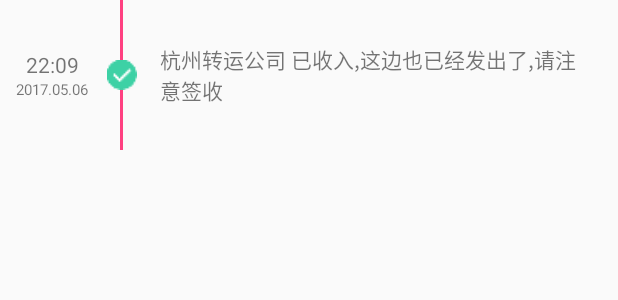
After one commit to wuyinlei/TimelineProject, an Android app: the layout express_delivery_item_layout.xml on its own in the app's theme, with its tools: preview values and no code run, on a phone screen of 412 x 824 dp. The commit adds this screen. Shown: the top 300 px of the screen. Run offline under Robolectric (Android 15) with nearby library versions, the phone set to English and light mode, and no system bars.

Commit message:
时间轴效果实现,数据模拟实现

```diff
--- a/app/build.gradle
+++ b/app/build.gradle
@@ -20,11 +20,13 @@ android {
 }
 
 dependencies {
-    compile fileTree(dir: 'libs', include: ['*.jar'])
+    compile fileTree(include: ['*.jar'], dir: 'libs')
     androidTestCompile('com.android.support.test.espresso:espresso-core:2.2.2', {
         exclude group: 'com.android.support', module: 'support-annotations'
     })
     compile 'com.android.support:appcompat-v7:25.3.1'
     compile 'com.android.support.constraint:constraint-layout:1.0.1'
     testCompile 'junit:junit:4.12'
+    compile 'com.android.support:recyclerview-v7:25.3.1'
+    compile 'com.google.code.gson:gson:2.8.0'
 }
--- /dev/null
+++ b/app/src/main/res/layout/express_delivery_item_layout.xml
@@ -0,0 +1,60 @@
+<?xml version="1.0" encoding="utf-8"?>
+<RelativeLayout xmlns:android="http://schemas.android.com/apk/res/android"
+                xmlns:tools="http://schemas.android.com/tools"
+                android:layout_width="match_parent"
+                android:layout_height="100dp"
+                android:orientation="vertical"
+               >
+
+    <View
+        android:id="@+id/shuxian"
+        android:layout_width="2dp"
+        android:layout_height="match_parent"
+        android:layout_marginLeft="80dp"
+        android:background="@color/colorAccent"/>
+
+    <ImageView
+        android:id="@+id/express_delivery_img"
+        android:layout_width="20dp"
+        android:layout_height="20dp"
+        android:layout_centerVertical="true"
+        android:layout_marginLeft="71dp"
+        android:background="@mipmap/ic_ok"/>
+
+    <RelativeLayout
+        android:layout_width="70dp"
+        android:layout_height="match_parent"
+        android:gravity="center">
+
+        <TextView
+            android:id="@+id/tv_time"
+            android:layout_width="wrap_content"
+            android:layout_height="wrap_content"
+            android:layout_centerHorizontal="true"
+            android:maxLines="1"
+            android:text="22:09"/>
+
+        <TextView
+            android:id="@+id/tv_data"
+            android:layout_width="wrap_content"
+            android:layout_height="wrap_content"
+            android:layout_below="@+id/tv_time"
+            android:layout_centerHorizontal="true"
+            android:maxLines="1"
+            android:text="2017.05.06"
+            android:textSize="10sp"/>
+    </RelativeLayout>
+
+    <TextView
+        android:id="@+id/tv_address_detail"
+        android:layout_width="wrap_content"
+        android:layout_height="wrap_content"
+        android:layout_centerVertical="true"
+        android:layout_marginLeft="15dp"
+        android:layout_marginRight="15dp"
+        android:layout_toRightOf="@+id/express_delivery_img"
+        android:maxLines="3"
+        tools:text="杭州转运公司 已收入,这边也已经发出了,请注意签收"/>
+
+
+</RelativeLayout>
```
Also changed, not shown: app/src/main/assets/express_delivery.json (added, +61 -0 lines), app/src/main/java/com/mingchu/timelineproject/ExpressDeliveryAdapter.java (added, +75 -0 lines), app/src/main/java/com/mingchu/timelineproject/JsonUtils.java (added, +31 -0 lines), app/src/main/java/com/mingchu/timelineproject/MainActivity.java (+45 -0 lines), app/src/main/java/com/mingchu/timelineproject/bean/BaseBean.java (added, +48 -0 lines), app/src/main/java/com/mingchu/timelineproject/bean/BaseEntity.java (added, +13 -0 lines), app/src/main/java/com/mingchu/timelineproject/bean/JavaBean.java (added, +97 -0 lines), app/src/main/res/layout/activity_main.xml (+23 -10 lines), app/src/main/res/mipmap-xxhdpi/ic_ok.png (added), app/src/main/res/mipmap-xxhdpi/point_off.png (added), app/src/main/res/mipmap-xxhdpi/point_on.png (added).
